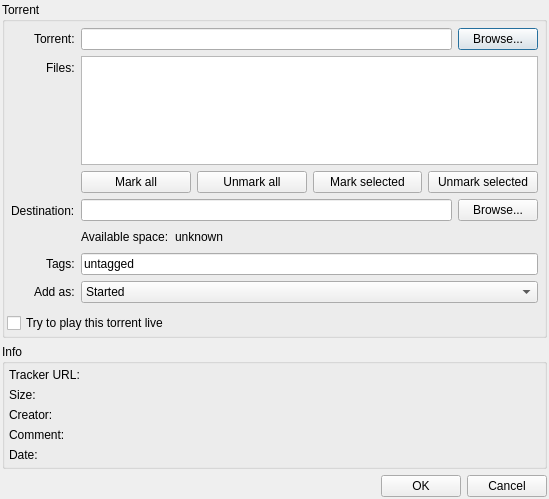
First picture: the form in src/plugins/bittorrent/addtorrent.ui, repository 0xd34df00d/leechcraft, before the edit.
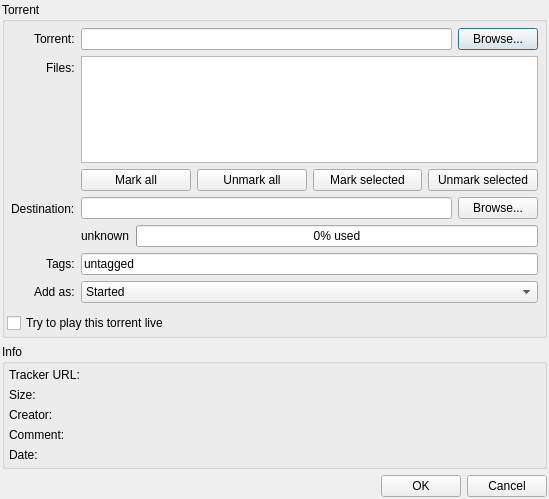
Second picture: the form after the edit. Icons and pictures are not drawn. Custom widgets are drawn as their Qt base class.

Commit message: BitTorrent: uglify (use progress bar for percentage).

Patch:
```diff
--- a/src/plugins/bittorrent/addtorrent.ui
+++ b/src/plugins/bittorrent/addtorrent.ui
@@ -153,13 +153,6 @@
           </item>
           <item>
            <layout class="QHBoxLayout" name="horizontalLayout_2">
-            <item>
-             <widget class="QLabel" name="label_9">
-              <property name="text">
-               <string>Available space:</string>
-              </property>
-             </widget>
-            </item>
             <item>
              <widget class="QLabel" name="AvailSpaceLabel_">
               <property name="text">
@@ -168,17 +161,14 @@
              </widget>
             </item>
             <item>
-             <spacer name="horizontalSpacer">
-              <property name="orientation">
-               <enum>Qt::Horizontal</enum>
+             <widget class="QProgressBar" name="AvailSpaceBar_">
+              <property name="value">
+               <number>0</number>
               </property>
-              <property name="sizeHint" stdset="0">
-               <size>
-                <width>40</width>
-                <height>20</height>
-               </size>
+              <property name="format">
+               <string>%p% used</string>
               </property>
-             </spacer>
+             </widget>
             </item>
            </layout>
           </item>
```
The commit also changes 2 other files.
